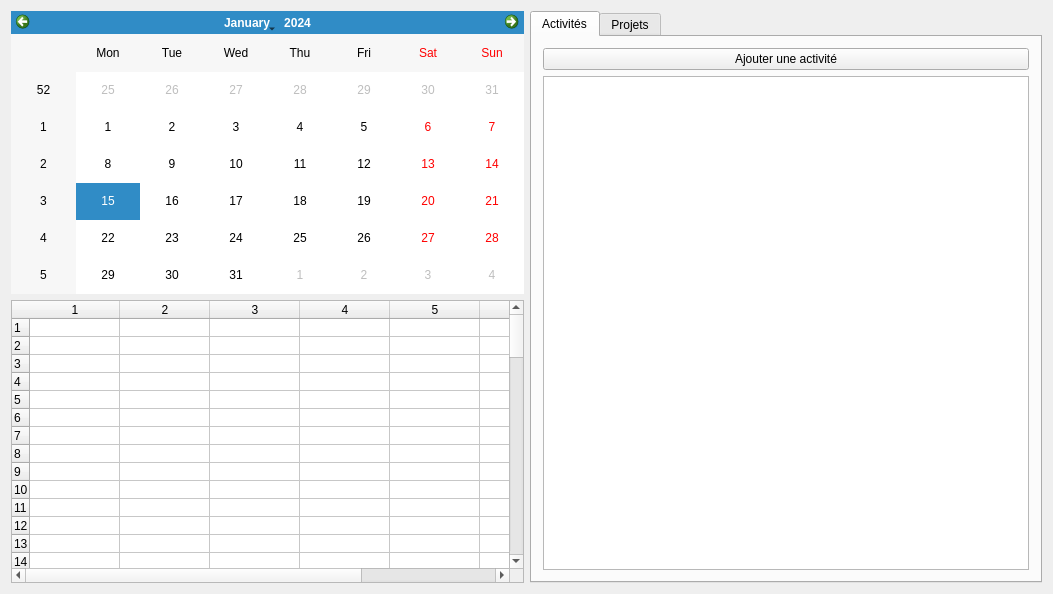
sd65/ProCal, file App/ProCal/ui/mainWindow.ui: the form before one commit.
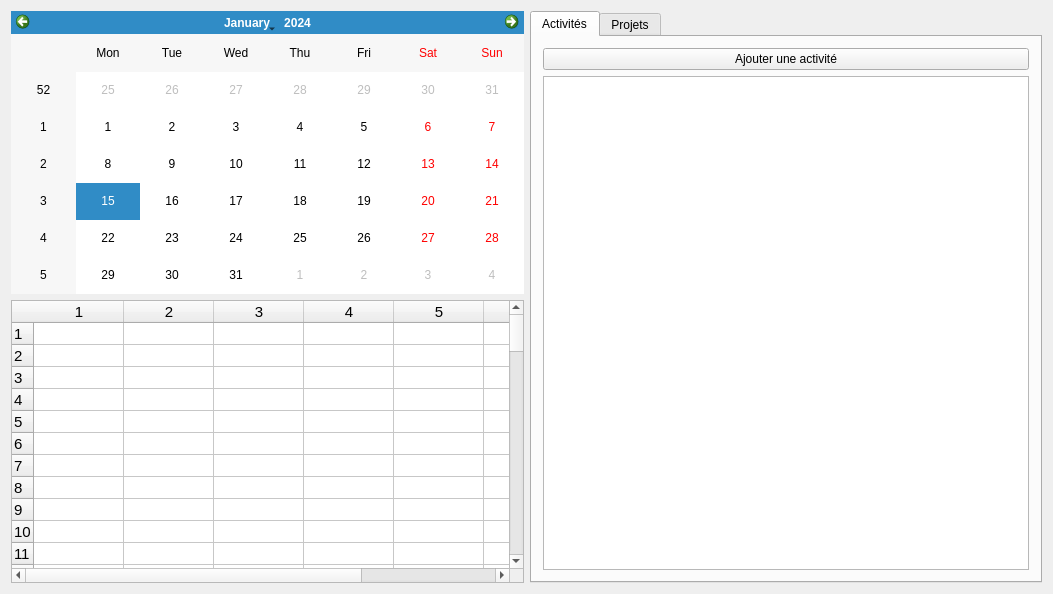
The form after the commit. Icons and pictures are not drawn. Custom widgets are drawn as their Qt base class.

Patch:
```diff
--- a/App/ProCal/ui/mainWindow.ui
+++ b/App/ProCal/ui/mainWindow.ui
@@ -45,6 +45,11 @@
       </item>
       <item>
        <widget class="QTableWidget" name="vueHebdomadaire">
+        <property name="font">
+         <font>
+          <pointsize>11</pointsize>
+         </font>
+        </property>
         <property name="autoFillBackground">
          <bool>false</bool>
         </property>
@@ -103,7 +108,7 @@
          <bool>true</bool>
         </attribute>
         <attribute name="verticalHeaderDefaultSectionSize">
-         <number>10</number>
+         <number>11</number>
         </attribute>
         <attribute name="verticalHeaderMinimumSectionSize">
          <number>1</number>
```
Left out of the diff: 3 changed lines with no effect on the pictures.
